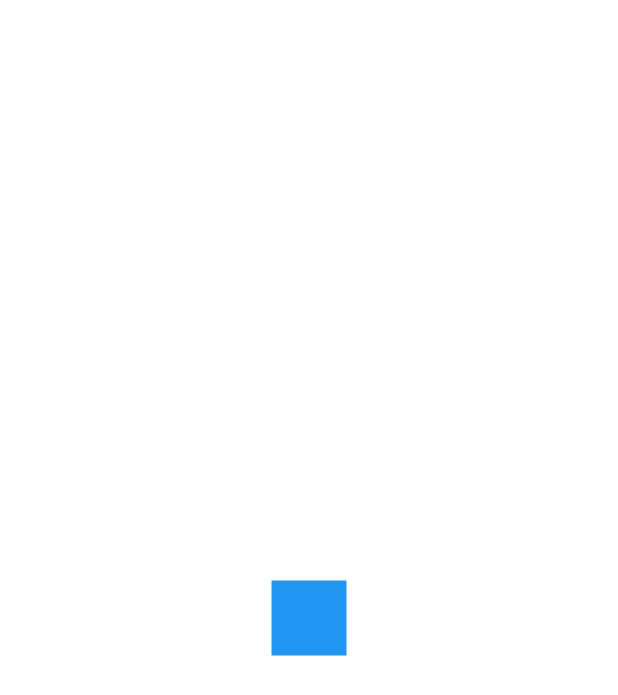
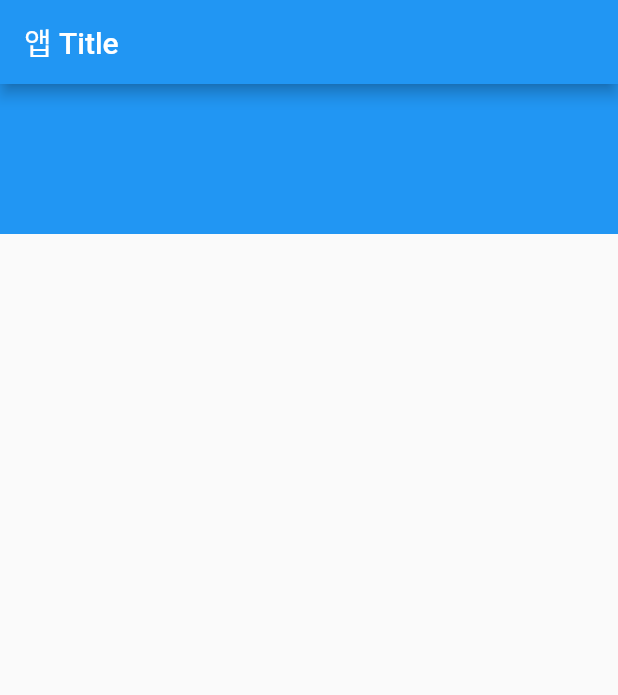
Before and after one commit to OpenBible3438/Toy_Flutter_Memo, a Flutter app: the screen it shows after launch, on a phone screen of 412 x 824 dp. Shown: the top 695 px of the screen. Run offline on Flutter 3.47's test engine with Material 2 defaults, Android fonts, the phone set to English and light mode, and no system bars.

Commit message:
기본 위젯

```diff
--- a/lib/main.dart
+++ b/lib/main.dart
@@ -10,23 +10,68 @@ class MyApp extends StatelessWidget {
   @override
   Widget build(BuildContext context) {
     return MaterialApp(
-      //home: Text('안녕')
+      //home: Text('Hello World!')
 
       // 기본적으로 flutter에서 제공해주는 icon들이 있고 flutter 홈페이지에서 확인 가능
+      // https://api.flutter.dev/flutter/material/Icons-class.html
       //home:Icon(Icons.shop)
       //home:Icon(Icons.star)
 
       // 괄호 안에 이미지의 경로 넣어주기
       // assets 폴더를 만들어서 그 안에 이미지를 넣으면 됨.
-      // 이미지는 pubspac.yaml 등록 해야 됨
-      //home:Image.asset('testImage.jpg')
+      // 이미지는 pubspec.yaml 등록 해야 됨
+      //home:Image.asset('assets/testImage.jpg')
 
       // 박스
       //home:Container()
       //home:Container(width:50, height: 50, color:Colors.blue) // 그냥 숫자 넣으면 단위는 lp
+      /*
       home:Center(
         child: Container(width:50, height: 50, color:Colors.blue)
       )
+       */
+
+      home:Scaffold(
+        appBar: AppBar(title: Text('앱 Title')),
+        body: Align( //Center에 감싸면 가운데 정렬, Align 속성으로 자세하게 변경가능
+          alignment: Alignment.topLeft,
+          child: Container(
+            width:double.infinity, height: 100, color:Colors.blue,
+          ),
+        ),
+        /*
+        body: Container(
+          width:200, height: 100,
+          //margin: EdgeInsets.all(20), // 해당 위젯 바깥쪽에 마진 주기
+          //margin: EdgeInsets.fromLTRB(0, 30, 0, 0), // 방향에 따라 마진 줌
+
+          //padding: EdgeInsets.all(20),
+          //child: Text('padding test text'), // padding으로 인해 안쪽에 여백이 있고 텍스트 써짐
+
+          // 그린 Container에 대한 border, color 등드의 속성을 넣을 수 있음
+          decoration: BoxDecoration(
+            border: Border.all(color:Colors.black)
+          ),
+
+        ),
+         */
+
+        /*
+        bottomNavigationBar: BottomAppBar( // 하단 앱바
+          child: SizedBox(
+            height: 50,
+            child: Row( // 앱바에 들어가는 요소들
+              mainAxisAlignment: MainAxisAlignment.spaceEvenly, // 정렬
+              children: [
+                Icon(Icons.format_list_bulleted),
+                Icon(Icons.add),
+              ],
+            ),
+          ),
+        ),
+        */
+      )
+
     );
   }
 }
```
